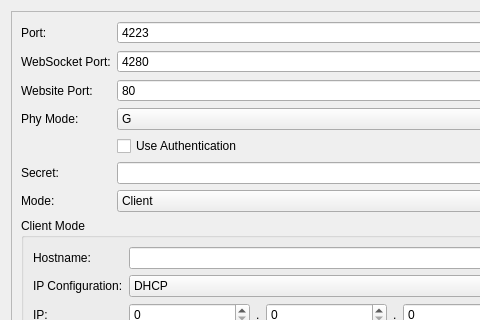
First picture: the form in src/brickv/plugin_system/plugins/master/ui/wifi2.ui, repository Tinkerforge/brickv, before the edit; both pictures show x 0 to 480 and y 0 to 320 of the 707 by 828 pixel window.
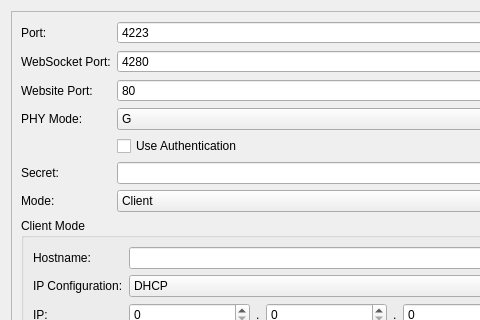
Second picture: the form after the edit. Custom widgets are drawn as their Qt base class.

Diff of the .ui file:
```diff
--- a/src/brickv/plugin_system/plugins/master/ui/wifi2.ui
+++ b/src/brickv/plugin_system/plugins/master/ui/wifi2.ui
@@ -670,7 +670,7 @@
          <item row="3" column="0">
           <widget class="QLabel" name="wifi_phy_mode_label">
            <property name="text">
-            <string>Phy Mode:</string>
+            <string>PHY Mode:</string>
            </property>
           </widget>
          </item>
```
